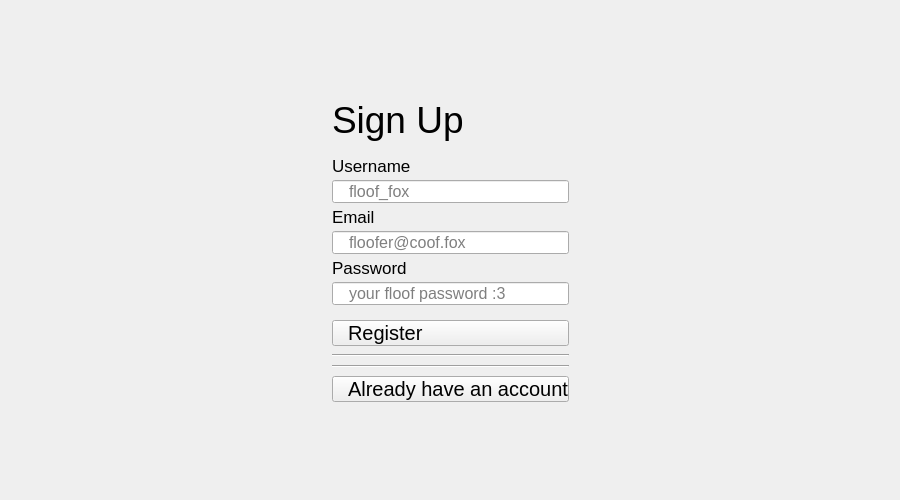
Old version of the form src/ui/FoxogramSignup.ui in the repository foxocorp/foxogram-desktop.
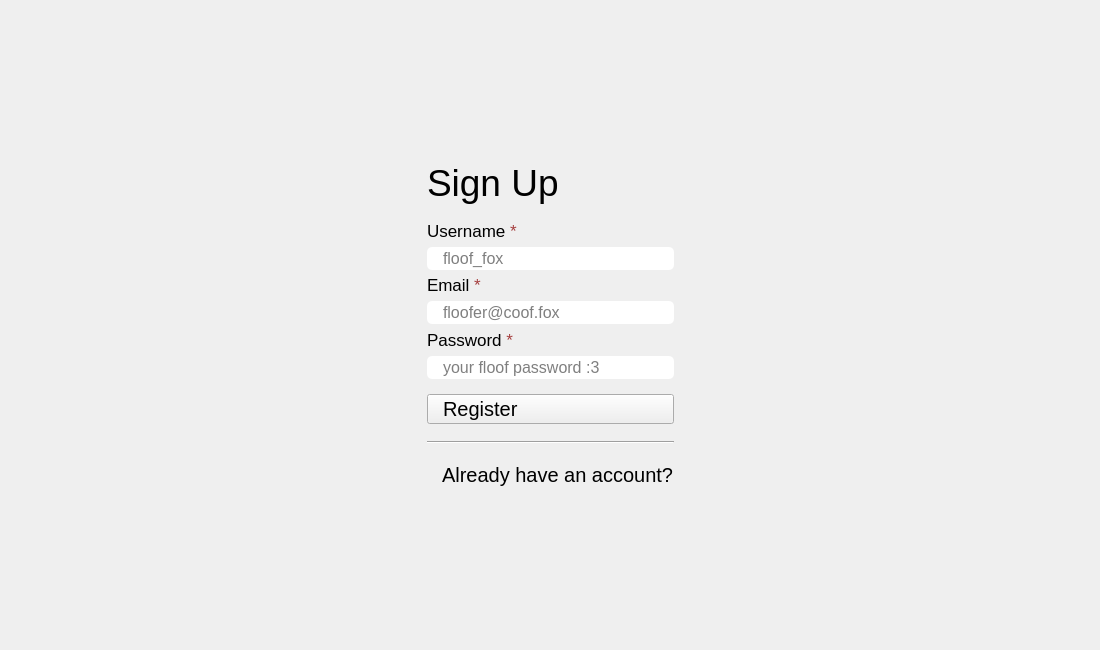
New version of the form.

```diff
--- a/src/ui/FoxogramSignup.ui
+++ b/src/ui/FoxogramSignup.ui
@@ -6,8 +6,8 @@
    <rect>
     <x>0</x>
     <y>0</y>
-    <width>900</width>
-    <height>500</height>
+    <width>1100</width>
+    <height>650</height>
    </rect>
   </property>
   <property name="sizePolicy">
@@ -18,8 +18,8 @@
   </property>
   <property name="minimumSize">
    <size>
-    <width>900</width>
-    <height>500</height>
+    <width>1100</width>
+    <height>650</height>
    </size>
   </property>
   <property name="baseSize">
@@ -62,7 +62,7 @@
     </spacer>
    </item>
    <item row="1" column="1">
-    <layout class="QVBoxLayout" name="verticalLayout_2" stretch="383,30,45,30,40">
+    <layout class="QVBoxLayout" name="verticalLayout_2" stretch="383,30,40">
      <property name="spacing">
       <number>8</number>
      </property>
@@ -125,7 +125,7 @@
               </font>
              </property>
              <property name="text">
-              <string>Username</string>
+              <string>&lt;html&gt;&lt;head/&gt;&lt;body&gt;&lt;p&gt;Username &lt;span style=&quot; color:#a53f3f;&quot;&gt;*&lt;/span&gt;&lt;/p&gt;&lt;/body&gt;&lt;/html&gt;</string>
              </property>
              <property name="wordWrap">
               <bool>false</bool>
@@ -146,7 +146,9 @@
               </font>
              </property>
              <property name="styleSheet">
-              <string notr="true">padding-left: 14;</string>
+              <string notr="true">padding-left: 14;
+border: 1px solid &quot;#606060&quot;;
+border-radius: 5;</string>
              </property>
              <property name="inputMethodHints">
               <set>Qt::InputMethodHint::ImhLatinOnly</set>
@@ -177,7 +179,7 @@
               </font>
              </property>
              <property name="text">
-              <string>Email</string>
+              <string>&lt;html&gt;&lt;head/&gt;&lt;body&gt;&lt;p&gt;Email &lt;span style=&quot; color:#a53f3f;&quot;&gt;*&lt;/span&gt;&lt;/p&gt;&lt;/body&gt;&lt;/html&gt;</string>
              </property>
              <property name="wordWrap">
               <bool>false</bool>
@@ -198,7 +200,9 @@
               </font>
              </property>
              <property name="styleSheet">
-              <string notr="true">padding-left: 14;</string>
+              <string notr="true">padding-left: 14;
+border: 1px solid &quot;#606060&quot;;
+border-radius: 5;</string>
              </property>
              <property name="inputMethodHints">
               <set>Qt::InputMethodHint::ImhEmailCharactersOnly</set>
@@ -229,7 +233,7 @@
               </font>
              </property>
              <property name="text">
-              <string>Password</string>
+              <string>&lt;html&gt;&lt;head/&gt;&lt;body&gt;&lt;p&gt;Password &lt;span style=&quot; color:#a53f3f;&quot;&gt;*&lt;/span&gt;&lt;/p&gt;&lt;/body&gt;&lt;/html&gt;</string>
              </property>
             </widget>
            </item>
@@ -248,7 +252,8 @@
              </property>
              <property name="styleSheet">
               <string notr="true">padding-left: 14;
-</string>
+border: 1px solid &quot;#606060&quot;;
+border-radius: 5;</string>
              </property>
              <property name="inputMethodHints">
               <set>Qt::InputMethodHint::ImhSensitiveData</set>
@@ -287,26 +292,24 @@
        </item>
       </layout>
      </item>
-     <item>
-      <layout class="QVBoxLayout" name="verticalLayout_4">
-       <item>
-        <widget class="Line" name="line">
-         <property name="orientation">
-          <enum>Qt::Orientation::Horizontal</enum>
-         </property>
-        </widget>
-       </item>
-      </layout>
-     </item>
-     <item>
-      <layout class="QHBoxLayout" name="horizontalLayout">
-       <property name="sizeConstraint">
-        <enum>QLayout::SizeConstraint::SetNoConstraint</enum>
-       </property>
-      </layout>
-     </item>
      <item>
       <layout class="QVBoxLayout" name="verticalLayout_9">
+       <property name="spacing">
+        <number>15</number>
+       </property>
+       <item>
+        <spacer name="verticalSpacer_3">
+         <property name="orientation">
+          <enum>Qt::Orientation::Vertical</enum>
+         </property>
+         <property name="sizeHint" stdset="0">
+          <size>
+           <width>20</width>
+           <height>40</height>
+          </size>
+         </property>
+        </spacer>
+       </item>
        <item>
         <widget class="Line" name="line_2">
          <property name="orientation">
@@ -314,6 +317,19 @@
          </property>
         </widget>
        </item>
+       <item>
+        <spacer name="verticalSpacer_4">
+         <property name="orientation">
+          <enum>Qt::Orientation::Vertical</enum>
+         </property>
+         <property name="sizeHint" stdset="0">
+          <size>
+           <width>20</width>
+           <height>40</height>
+          </size>
+         </property>
+        </spacer>
+       </item>
       </layout>
      </item>
      <item>
@@ -332,10 +348,14 @@
        <property name="styleSheet">
         <string notr="true">Text-align: left;
 padding-left: 15;
-</string>
+border: 1px solid &quot;#303030&quot;;
+border-radius: 5;</string>
        </property>
        <property name="text">
-        <string>Already have an account</string>
+        <string>Already have an account?</string>
+       </property>
+       <property name="flat">
+        <bool>false</bool>
        </property>
       </widget>
      </item>
```
Left out of the diff: 31 changed lines with no effect on the pictures.
